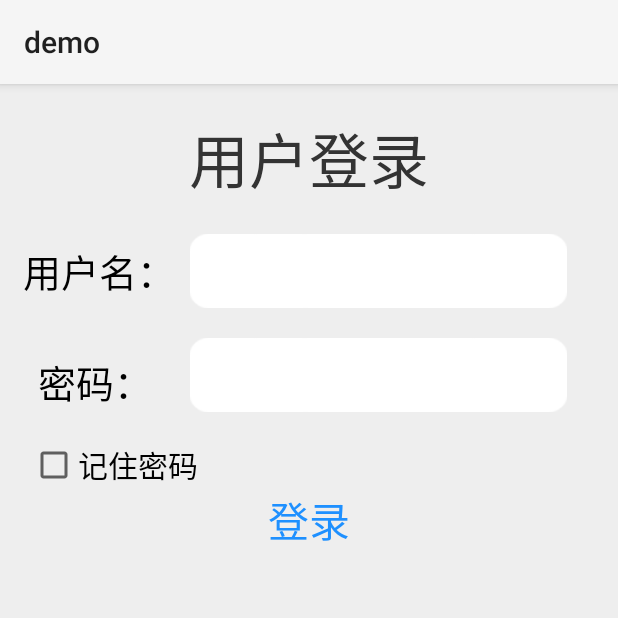
After one commit to rookiezjz/android-study, an Android app: the DataStoreActivity screen opened directly, with no data from a screen before it, on a phone screen of 412 x 824 dp, the top half of it. The commit adds this screen. Run offline under Robolectric (Android 15) with nearby library versions, the light colour scheme and no system bars.

Commit message:
实验六完成

```diff
--- a/demo/app/src/main/AndroidManifest.xml
+++ b/demo/app/src/main/AndroidManifest.xml
@@ -9,11 +9,11 @@
         android:roundIcon="@mipmap/ic_launcher_round"
         android:supportsRtl="true"
         android:theme="@style/Theme.Demo">
-
+        <activity android:name=".exp6.DataStoreActivity"/>
         <activity android:name=".exp5.MusicPlayerActivity" />
         <activity android:name=".exp4.ShowPowerActivity" />
-        <activity android:name=".exp3.AddMemberAcitivity" />
-        <activity android:name=".exp3.ShowMembersActivity" />
+        <activity android:name=".exp3.AddMemberAcitivity"/>
+        <activity android:name=".exp3.ShowMembersActivity"/>
         <activity android:name=".exp2.RegActivity" />
         <activity android:name=".HomeActivity">
             <intent-filter>
--- a/demo/app/src/main/java/com/zjz/demo/HomeActivity.java
+++ b/demo/app/src/main/java/com/zjz/demo/HomeActivity.java
@@ -11,6 +11,7 @@ import com.zjz.demo.exp2.SignActivity;
 import com.zjz.demo.exp3.ShowMembersActivity;
 import com.zjz.demo.exp4.ShowPowerActivity;
 import com.zjz.demo.exp5.MusicPlayerActivity;
+import com.zjz.demo.exp6.DataStoreActivity;
 
 public class HomeActivity extends AppCompatActivity implements View.OnClickListener{
 
@@ -33,6 +34,10 @@ public class HomeActivity extends AppCompatActivity implements View.OnClickListe
         //实验5
         Button exp5_button = (Button)findViewById(R.id.exp5_btn);
         exp5_button.setOnClickListener(this);
+
+        //实验6
+        Button exp6_button = (Button)findViewById(R.id.exp6_btn);
+        exp6_button.setOnClickListener(this);
     }
 
     @Override
@@ -58,6 +63,11 @@ public class HomeActivity extends AppCompatActivity implements View.OnClickListe
                 startActivity(intent);
                 break;
             }
+            case R.id.exp6_btn:{
+                Intent intent = new Intent(this, DataStoreActivity.class);
+                startActivity(intent);
+                break;
+            }
         }
     }
 }
--- /dev/null
+++ b/demo/app/src/main/java/com/zjz/demo/exp6/DataStoreActivity.java
@@ -0,0 +1,54 @@
+package com.zjz.demo.exp6;
+
+import androidx.appcompat.app.AppCompatActivity;
+
+import android.content.SharedPreferences;
+import android.os.Bundle;
+import android.view.View;
+import android.widget.CheckBox;
+import android.widget.EditText;
+import android.widget.TextView;
+
+import com.zjz.demo.R;
+
+public class DataStoreActivity extends AppCompatActivity {
+    private EditText usrname, password;
+    private TextView login;
+    private CheckBox remember;
+    private SharedPreferences sp;
+    @Override
+    protected void onCreate(Bundle savedInstanceState) {
+        super.onCreate(savedInstanceState);
+        setContentView(R.layout.datastore_layout);
+
+        usrname = findViewById(R.id.et_data_usrname);
+        password = findViewById(R.id.et_data_password);
+        login = findViewById(R.id.tv_data_login);
+        remember = findViewById(R.id.cb_data_remember);
+
+        login.setOnClickListener(new View.OnClickListener() {
+                 @Override
+                 public void onClick(View v) {
+                     if (remember.isChecked()) {
+                         String username = usrname.getText().toString();
+                         String userpassword = password.getText().toString();
+                         SharedPreferences.Editor editor = sp.edit();
+                         editor.putString("sp_username", username);
+                         editor.putString("sp_userpassword", userpassword);
+                         editor.putBoolean("sp_isRemember", true);
+                         editor.commit();
+                     }
+                 }
+             });
+        sp = getSharedPreferences("login",MODE_PRIVATE);
+        boolean isRemember = sp.getBoolean("sp_isRemember",false);
+        if(isRemember){
+            String username = sp.getString("sp_username","");
+            String userpassword = sp.getString("sp_userpassword","");
+            usrname.setText(username);
+            password.setText(userpassword);
+            remember.setChecked(true);
+        }
+
+    }
+}
--- /dev/null
+++ b/demo/app/src/main/res/layout/datastore_layout.xml
@@ -0,0 +1,80 @@
+<?xml version="1.0" encoding="utf-8"?>
+<RelativeLayout
+    xmlns:android="http://schemas.android.com/apk/res/android"
+    android:layout_width="match_parent"
+    android:layout_height="match_parent"
+    android:background="#eeeeee">
+    <TextView
+        android:id="@+id/tv_data_title"
+        android:layout_width="wrap_content"
+        android:layout_height="wrap_content"
+        android:layout_centerHorizontal="true"
+        android:text="用户登录"
+        android:textSize="40dp"
+        android:textColor="#333333"
+        android:layout_marginTop="20dp"/>
+
+    <TextView
+        android:id="@+id/tv_data_username"
+        android:layout_width="wrap_content"
+        android:layout_height="wrap_content"
+        android:text="用户名："
+        android:layout_marginTop="25dp"
+        android:layout_marginLeft="15dp"
+        android:layout_below="@id/tv_data_title"
+        android:textColor="@color/black"
+        android:textSize="25dp"/>
+
+    <EditText
+        android:id="@+id/et_data_usrname"
+        android:layout_width="251dp"
+        android:layout_height="49dp"
+        android:layout_below="@id/tv_data_title"
+        android:layout_marginLeft="10dp"
+        android:layout_marginTop="20dp"
+        android:layout_toRightOf="@id/tv_data_username"
+        android:background="@drawable/edit_background2"
+        android:hint="           " />
+    <TextView
+        android:id="@+id/tv_data_password"
+        android:layout_width="wrap_content"
+        android:layout_height="wrap_content"
+        android:text="密码："
+        android:layout_marginTop="35dp"
+        android:layout_marginLeft="25dp"
+        android:layout_below="@id/tv_data_username"
+        android:textColor="@color/black"
+        android:textSize="25dp"/>
+
+    <EditText
+        android:id="@+id/et_data_password"
+        android:layout_width="251dp"
+        android:layout_height="49dp"
+        android:layout_below="@id/et_data_usrname"
+        android:layout_marginLeft="10dp"
+        android:layout_marginTop="20dp"
+        android:layout_toRightOf="@id/tv_data_username"
+        android:background="@drawable/edit_background2"
+        android:inputType="textPassword"
+        android:hint="           " />
+
+    <CheckBox
+        android:id="@+id/cb_data_remember"
+        android:layout_width="wrap_content"
+        android:layout_height="wrap_content"
+        android:layout_below="@id/tv_data_password"
+        android:layout_marginTop="20dp"
+        android:layout_marginLeft="20dp"
+        android:text="记住密码"
+        android:textSize="20dp"/>
+    <TextView
+        android:id="@+id/tv_data_login"
+        android:layout_width="wrap_content"
+        android:layout_height="wrap_content"
+        android:clickable="true"
+        android:text="登录"
+        android:textSize="27dp"
+        android:textColor="#1e90ff"
+        android:layout_below="@id/cb_data_remember"
+        android:layout_centerHorizontal="true"/>
+</RelativeLayout>
--- a/demo/app/src/main/res/layout/home_layout.xml
+++ b/demo/app/src/main/res/layout/home_layout.xml
@@ -26,4 +26,9 @@
         android:layout_width="match_parent"
         android:layout_height="wrap_content"
         android:text="实验5：音乐播放器"/>
+    <Button
+        android:id="@+id/exp6_btn"
+        android:layout_width="match_parent"
+        android:layout_height="wrap_content"
+        android:text="实验6：数据储存"/>
 </LinearLayout>
```
Also changed, not shown: 1 other file.
